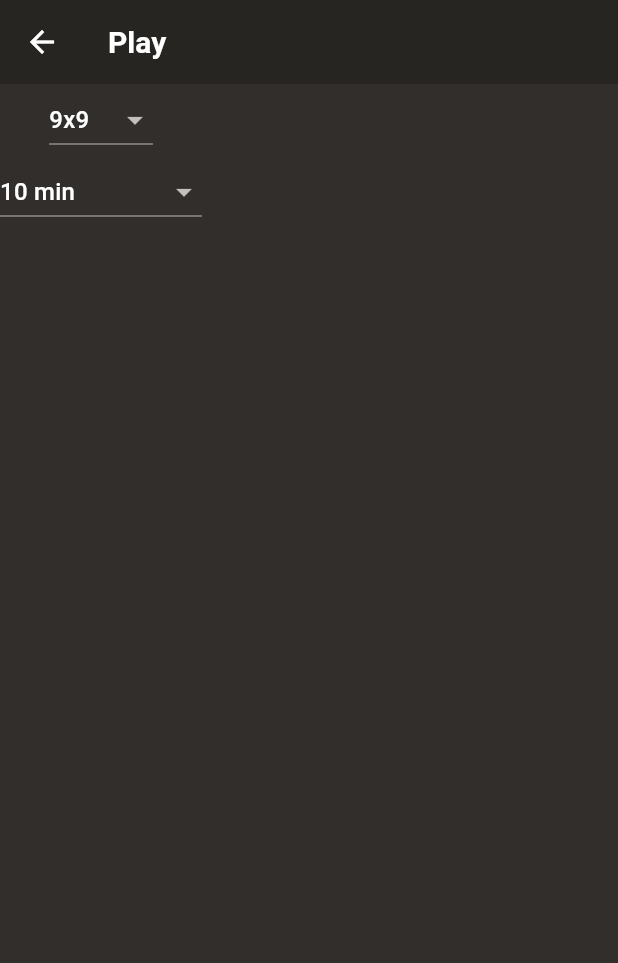
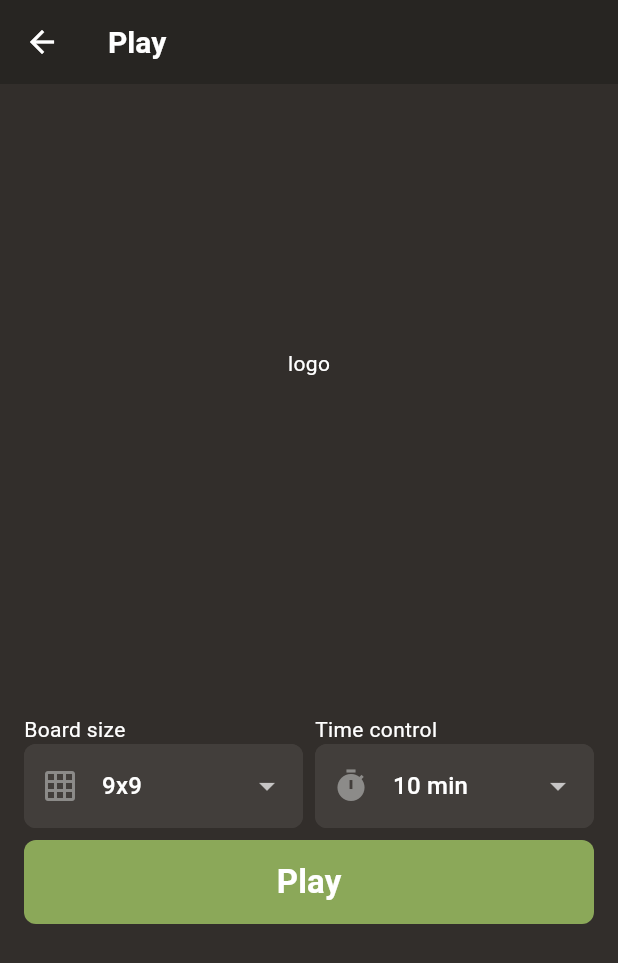
Before and after one commit to MeowKyWay/GoGoGame, a Flutter app: the PlayScreen screen opened directly, on a phone screen of 412 x 824 dp. Shown: the top 963 px of the screen. Run offline on Flutter 3.47's test engine with Material 3 defaults, Android fonts, the phone set to English and light mode, and no system bars; drawn by our look-alikes of loader_overlay; our stand-ins replace flutter_riverpod, flutter_secure_storage, flutter_spinkit, gap, go_router; missing offline and left inert: dart_jsonwebtoken; accounts and stored records are empty.

Commit message:
Update play_screen.dart

```diff
--- a/frontend/lib/screens/play/play_screen.dart
+++ b/frontend/lib/screens/play/play_screen.dart
@@ -1,6 +1,8 @@
 import 'package:flutter/material.dart';
+import 'package:gap/gap.dart';
 import 'package:gogogame_frontend/core/constants/board_size_type.dart';
 import 'package:gogogame_frontend/core/constants/time_control.dart';
+import 'package:gogogame_frontend/widget/select_button.dart';
 
 class PlayScreen extends StatefulWidget {
   const PlayScreen({super.key});
@@ -17,18 +19,32 @@ class _PlayScreenState extends State<PlayScreen> {
   Widget build(BuildContext context) {
     return Scaffold(
       appBar: AppBar(title: const Text('Play')),
-      body: Column(
+      body: Padding(
+        padding: const EdgeInsets.all(16.0),
+        child: Column(
+          mainAxisAlignment: MainAxisAlignment.center,
           children: [
-          DropdownButton<BoardSize>(
-            items:
-                BoardSize.boardSizes
-                    .map(
-                      (e) => DropdownMenuItem<BoardSize>(
-                        value: e,
-                        child: Text(e.toString()),
-                      ),
-                    )
-                    .toList(),
+            Flexible(flex: 1, child: Center(child: Text('logo'))),
+            Flexible(
+              flex: 1,
+              child: Column(
+                spacing: 8,
+                children: [
+                  Gap(56),
+                  Row(
+                    spacing: 8,
+                    children: [
+                      Flexible(
+                        flex: 1,
+                        child: Column(
+                          crossAxisAlignment: CrossAxisAlignment.start,
+                          children: [
+                            const Text('Board size'),
+                            SizedBox(
+                              height: 56,
+                              child: SelectButton<BoardSize>(
+                                items: BoardSize.boardSizes,
+                                prefixIcon: const Icon(Icons.grid_on),
                                 onChanged: (value) {
                                   setState(() {
                                     _boardSize = value!;
@@ -36,16 +52,21 @@ class _PlayScreenState extends State<PlayScreen> {
                                 },
                                 value: _boardSize,
                               ),
-          DropdownButton<TimeControl>(
-            items:
-                TimeControl.timeControls
-                    .map(
-                      (e) => DropdownMenuItem<TimeControl>(
-                        value: e,
-                        child: Text(e.toString()),
                             ),
-                    )
-                    .toList(),
+                          ],
+                        ),
+                      ),
+                      Flexible(
+                        flex: 1,
+                        child: Column(
+                          crossAxisAlignment: CrossAxisAlignment.start,
+                          children: [
+                            const Text('Time control'),
+                            SizedBox(
+                              height: 56,
+                              child: SelectButton<TimeControl>(
+                                items: TimeControl.timeControls,
+                                prefixIcon: const Icon(Icons.timer),
                                 onChanged: (value) {
                                   setState(() {
                                     _timeControl = value!;
@@ -53,7 +74,28 @@ class _PlayScreenState extends State<PlayScreen> {
                                 },
                                 value: _timeControl,
                               ),
+                            ),
                           ],
+                        ),
+                      ),
+                    ],
+                  ),
+                  SizedBox(
+                    height: 56,
+                    width: double.infinity,
+                    child: FilledButton(
+                      onPressed: () {
+                        throw UnimplementedError();
+                      },
+                      child: const Text('Play'),
+                    ),
+                  ),
+                ],
+              ),
+            ),
+            Gap(56),
+          ],
+        ),
       ),
     );
   }
```
Lines whose indentation alone changed are shown as unchanged.
